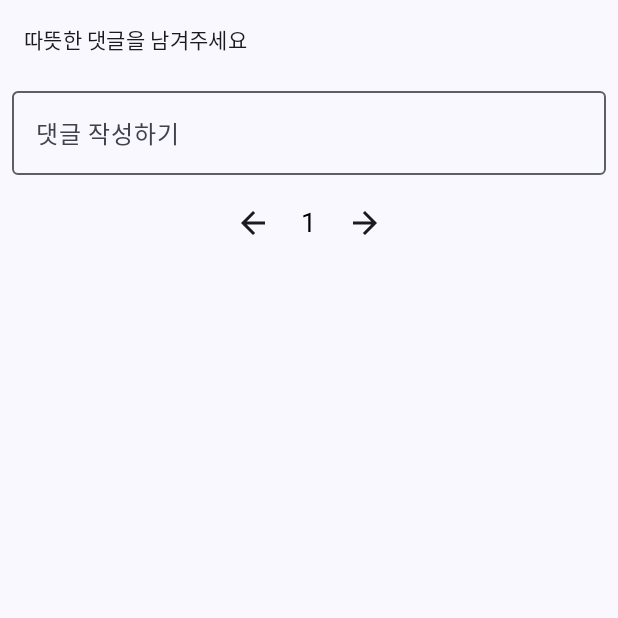
After one commit to MyCoooi/GIVU-TAKE, an Android app built with Jetpack Compose: the composable FundingComment called with empty values, on a phone screen of 412 x 824 dp, the top half of it. The commit adds this screen. Run offline under Robolectric (Android 15) with nearby library versions, the phone set to English and light mode, and no system bars.

Commit message:
[FE] [feat] #16 : 펀딩 상세페이지 디자인

```diff
--- a/frontend/android/app/build.gradle.kts
+++ b/frontend/android/app/build.gradle.kts
@@ -57,6 +57,8 @@ dependencies {
     implementation("com.google.firebase:firebase-crashlytics")
 
 
+    implementation("io.coil-kt:coil-compose:2.0.0")
+
 
     implementation("androidx.core:core-ktx:1.13.1")
     implementation("androidx.lifecycle:lifecycle-runtime-ktx:2.8.5")
--- /dev/null
+++ b/frontend/android/app/src/main/java/com/project/givuandtake/feature/fundinig/FundingComment.kt
@@ -0,0 +1,104 @@
+package com.project.givuandtake.feature.fundinig
+
+import androidx.compose.foundation.layout.*
+import androidx.compose.foundation.text.KeyboardActions
+import androidx.compose.foundation.text.KeyboardOptions
+import androidx.compose.material.icons.Icons
+import androidx.compose.material.icons.automirrored.filled.ArrowBack
+import androidx.compose.material.icons.automirrored.filled.ArrowForward
+import androidx.compose.material.icons.filled.AccountCircle
+import androidx.compose.material.icons.filled.ArrowBack
+import androidx.compose.material.icons.filled.ArrowForward
+import androidx.compose.material3.*
+import androidx.compose.runtime.*
+import androidx.compose.ui.Alignment
+import androidx.compose.ui.Modifier
+import androidx.compose.ui.graphics.Color
+import androidx.compose.ui.text.input.ImeAction
+import androidx.compose.ui.unit.dp
+import androidx.compose.ui.unit.sp
+import kotlinx.coroutines.launch
+
+data class Comment(
+    val id: Int,
+    val author: String,
+    val content: String
+)
+
+@Composable
+fun FundingComment(commentCount: Int, comments: List<Comment>) {
+    var newComment by remember { mutableStateOf("") }
+    val commentList by remember { mutableStateOf(comments) }
+    val scope = rememberCoroutineScope()
+
+    Column(modifier = Modifier.fillMaxWidth().padding(8.dp)) {
+        // Total comments count
+        Text(
+            text = "따뜻한 댓글을 남겨주세요",
+            style = MaterialTheme.typography.bodyMedium,
+            modifier = Modifier.padding(8.dp)
+        )
+
+        Spacer(modifier = Modifier.height(8.dp))
+
+        // Input field for new comment
+        OutlinedTextField(
+            value = newComment,
+            onValueChange = { newComment = it },
+            label = { Text("댓글 작성하기") },
+            modifier = Modifier.fillMaxWidth(),
+            keyboardOptions = KeyboardOptions.Default.copy(imeAction = ImeAction.Done),
+            keyboardActions = KeyboardActions(onDone = {
+                if (newComment.isNotEmpty()) {
+                    scope.launch {
+                        // Add comment to the list (just for demo, won't persist)
+                        commentList.toMutableList().add(
+                            Comment(id = commentList.size + 1, author = "새 댓글", content = newComment)
+                        )
+                        newComment = ""
+                    }
+                }
+            })
+        )
+
+        Spacer(modifier = Modifier.height(8.dp))
+
+        // Display list of comments
+        commentList.forEach { comment ->
+            Row(
+                modifier = Modifier.fillMaxWidth().padding(8.dp),
+                verticalAlignment = Alignment.CenterVertically
+            ) {
+                Icon(
+                    imageVector = Icons.Default.AccountCircle,
+                    contentDescription = null,
+                    modifier = Modifier.size(40.dp)
+                )
+                Spacer(modifier = Modifier.width(8.dp))
+                Column {
+                    Text(text = comment.author, style = MaterialTheme.typography.bodySmall)
+                    Text(text = comment.content, style = MaterialTheme.typography.bodyLarge)
+                }
+            }
+        }
+
+        // Pagination controls (for future)
+        // Pagination controls (for future)
+        Row(
+            modifier = Modifier.fillMaxWidth(),
+            horizontalArrangement = Arrangement.Center,
+            verticalAlignment = Alignment.CenterVertically // 추가
+        ) {
+            IconButton(onClick = { /* Previous page action */ }) {
+                Icon(imageVector = Icons.AutoMirrored.Filled.ArrowBack, contentDescription = null)
+            }
+            Spacer(modifier = Modifier.width(8.dp)) // 아이콘과 텍스트 사이 간격 추가
+            Text(text = "1", fontSize = 18.sp, color = Color.Black)
+            Spacer(modifier = Modifier.width(8.dp)) // 아이콘과 텍스트 사이 간격 추가
+            IconButton(onClick = { /* Next page action */ }) {
+                Icon(imageVector = Icons.AutoMirrored.Filled.ArrowForward, contentDescription = null)
+            }
+        }
+        Spacer(modifier = Modifier.height(16.dp))
+    }
+}
```
Also changed, not shown: frontend/android/app/src/main/java/com/project/givuandtake/MainActivity.kt (+33 -4 lines), frontend/android/app/src/main/java/com/project/givuandtake/feature/fundinig/FundingDetail.kt (added, +194 -0 lines), frontend/android/app/src/main/java/com/project/givuandtake/feature/fundinig/FundingMain.kt (+80 -45 lines).
